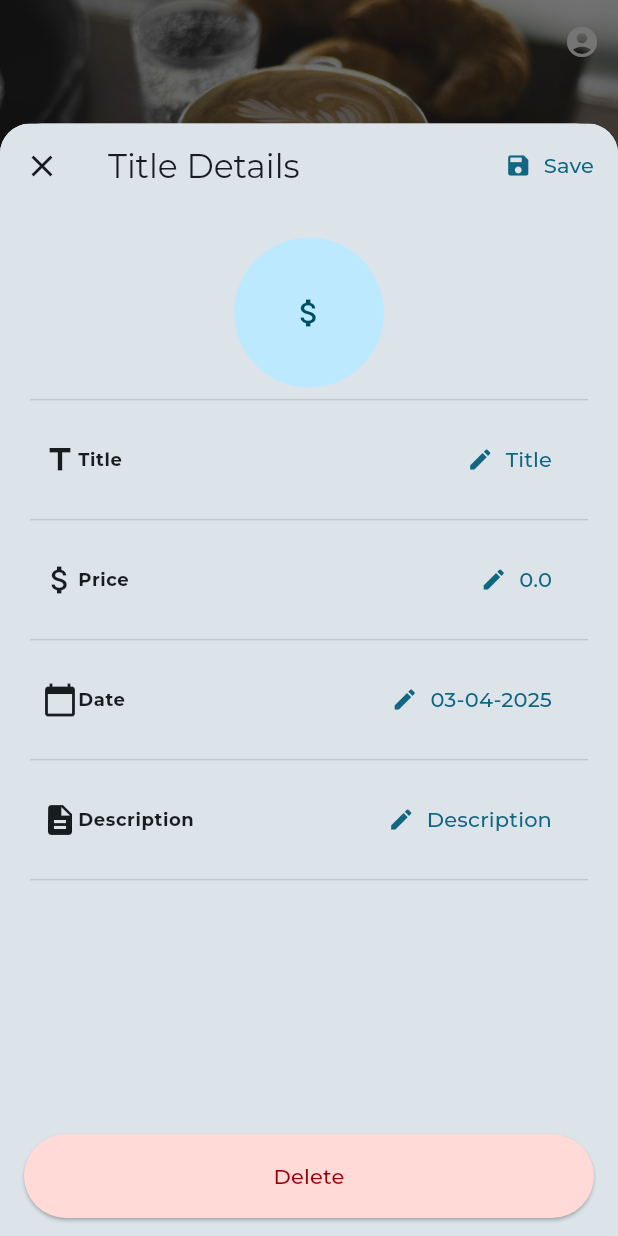
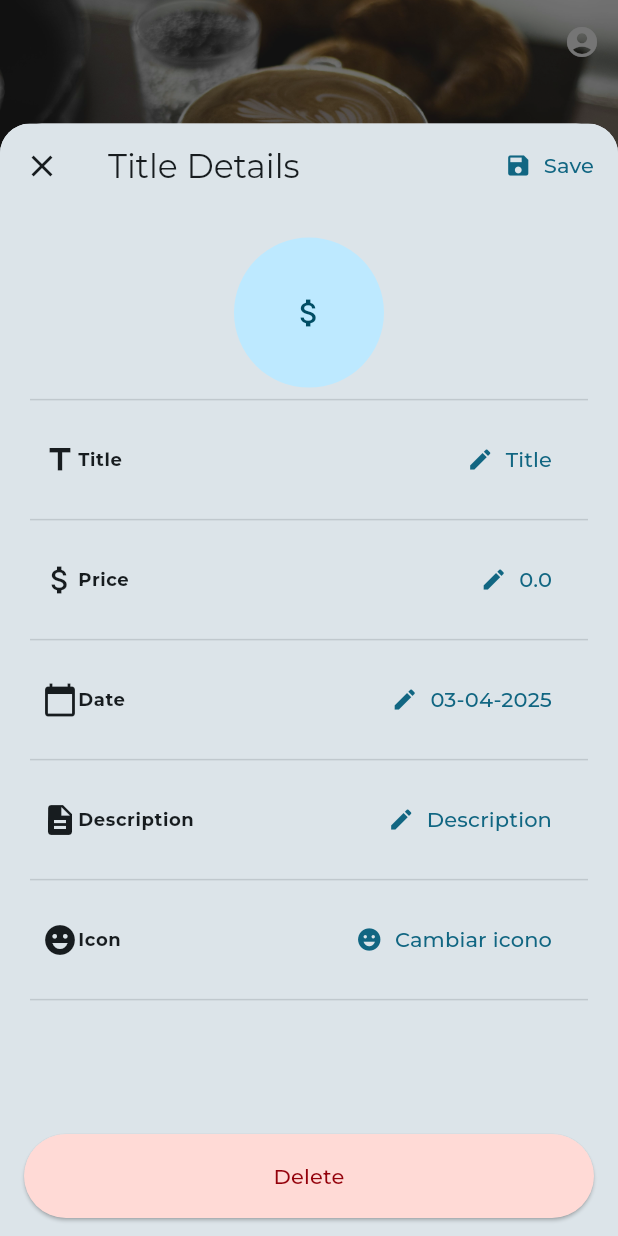
Before and after one commit to Eduardnol/payments, a Flutter app: the screen it shows once a user with an empty profile is signed in, after a tap on the "add" icon, on a phone screen of 412 x 824 dp. Run offline on Flutter 3.47's test engine with Material 3 defaults, Android fonts, the phone set to English and light mode, and no system bars; our stand-ins replace cloud_firestore, firebase_auth, firebase_core, google_fonts; missing offline and left inert: flutter_iconpicker; accounts and stored records are empty.

Commit message:
Added icon picker for each payment

```diff
--- a/lib/Model/PaymentObject.dart
+++ b/lib/Model/PaymentObject.dart
@@ -1,6 +1,8 @@
 import 'package:cloud_firestore/cloud_firestore.dart';
+import 'package:flutter/material.dart';
 
 class PaymentItemObject {
+  Icon icon;
   String title;
   double price;
   String description;
@@ -10,6 +12,7 @@ class PaymentItemObject {
   DateTime createdOn;
 
   PaymentItemObject({
+    required this.icon,
     required this.title,
     required this.price,
     required this.description,
@@ -21,6 +24,7 @@ class PaymentItemObject {
 
   PaymentItemObject.empty()
       : title = 'Title',
+        icon = Icon(Icons.attach_money),
         price = 0.0,
         description = 'Description',
         date = DateTime.now(),
@@ -38,6 +42,7 @@ class PaymentItemObject {
       category: data['category'],
       id: doc.reference,
       createdOn: DateTime.parse(data['createdOn']),
+      icon: Icon(Icons.attach_money),
     );
   }
 }
--- a/lib/Pages/ModalViewPaymentInfo/ModalBottomSheetPayment.dart
+++ b/lib/Pages/ModalViewPaymentInfo/ModalBottomSheetPayment.dart
@@ -61,6 +61,10 @@ class ModalBottomSheetPayment extends StatelessWidget {
 
   savePayment(BuildContext context) async {
     final uid = await context.read<AuthService>().getCurrentUID();
+
+    // Convertir el IconData a un entero para almacenarlo en Firestore
+    final iconData = paymentItemObject.icon.key;
+
     Future<void> savedPayment = FirebaseFirestore.instance
         .collection('userData')
         .doc(uid)
@@ -73,6 +77,7 @@ class ModalBottomSheetPayment extends StatelessWidget {
           'date': paymentItemObject.date,
           'category': paymentItemObject.category,
           'createdOn': paymentItemObject.createdOn.toString(),
+          'iconCodePoint': iconData, // Guardar el código del icono
         }));
 
     savedPayment.onError((error, stackTrace) => print(error));
--- a/lib/Pages/ModalViewPaymentInfo/PaymentItemView.dart
+++ b/lib/Pages/ModalViewPaymentInfo/PaymentItemView.dart
@@ -1,9 +1,10 @@
 import 'package:flutter/material.dart';
 import 'package:flutter/services.dart';
+import 'package:flutter_iconpicker/Models/IconPack.dart';
+import 'package:flutter_iconpicker/flutter_iconpicker.dart';
 import 'package:intl/intl.dart';
 import 'package:payments/providers/PaymentProvider.dart';
 import 'package:provider/provider.dart';
-import 'package:flutter_iconpicker/flutter_iconpicker.dart';
 import '../../Model/PaymentObject.dart';
 
 class PaymentItemView extends StatelessWidget {
@@ -26,7 +27,8 @@ class PaymentItemView extends StatelessWidget {
           CircleAvatar(
             radius: 50,
             child: IconButton(
-              icon: Icon(Icons.attach_money),
+              icon: Icon(
+                  context.watch<PaymentProvider>().paymentItemObject.icon.icon),
               onPressed: () => {},
             ),
           ),
@@ -52,7 +54,26 @@ class PaymentItemView extends StatelessWidget {
               paymentItemObject: paymentItemObject,
               icon: Icons.description),
           Divider(),
+          PaymentRowItem(
+              title: "Icon",
+              paymentItemObject: paymentItemObject,
+              icon: Icons.emoji_emotions),
+          Divider(),
         ],
+      ),
+    );
+  }
+
+  Future<void> _pickIcon(BuildContext context) async {
+    IconData? icon = await showIconPicker(
+      context,
+      iconPackModes: [IconPack.material],
+      backgroundColor: Theme.of(context).colorScheme.surface,
+      iconColor: Theme.of(context).colorScheme.onSurface,
+      iconSize: 40,
+      title: Text(
+        'Seleccionar un icono',
+        style: TextStyle(color: Theme.of(context).colorScheme.onSurface),
       ),
     );
   }
@@ -88,6 +109,9 @@ class PaymentRowItem extends StatelessWidget {
       value =
           context.watch<PaymentProvider>().paymentItemObject.id.id.toString();
       isEditable = false;
+    } else if (title == "Icon") {
+      value = "Cambia el icono del pago";
+      isEditable = true;
     }
 
     return Column(
@@ -134,6 +158,8 @@ class ValueName extends StatelessWidget {
     var keyboardType = TextInputType.text;
     var inputFormatters = <TextInputFormatter>[];
     var isDate = false;
+    var isIcon = false;
+
     if (title == "Title") {
       inputFormatters = <TextInputFormatter>[
         FilteringTextInputFormatter.allow(RegExp(r'[a-zA-Z0-9 ]')),
@@ -156,6 +182,10 @@ class ValueName extends StatelessWidget {
     if (title == "Date") {
       isDate = true;
     }
+    if (title == "Icon") {
+      isIcon = true;
+    }
+
     if (isDate) {
       var myFormat = new DateFormat('dd-MM-yyyy');
       return Align(
@@ -167,6 +197,32 @@ class ValueName extends StatelessWidget {
           icon: Icon(Icons.edit),
           label: Text(
               '${myFormat.format(context.watch<PaymentProvider>().paymentItemObject.date)}'),
+        ),
+      );
+    } else if (isIcon) {
+      return Align(
+        alignment: Alignment.centerRight,
+        child: TextButton.icon(
+          icon: Icon(Icons.emoji_emotions),
+          label: Text("Cambiar icono"),
+          onPressed: () async {
+            IconData? icon = await showIconPicker(
+              context,
+              iconPackModes: [IconPack.material],
+              backgroundColor: Theme.of(context).colorScheme.surface,
+              iconColor: Theme.of(context).colorScheme.onSurface,
+              iconSize: 40,
+              title: Text(
+                'Seleccionar un icono',
+                style:
+                    TextStyle(color: Theme.of(context).colorScheme.onSurface),
+              ),
+            );
+
+            if (icon != null) {
+              context.read<PaymentProvider>().setIcon(Icon(icon));
+            }
+          },
         ),
       );
     } else {
--- a/lib/providers/PaymentProvider.dart
+++ b/lib/providers/PaymentProvider.dart
@@ -28,4 +28,9 @@ class PaymentProvider with ChangeNotifier {
     paymentItemObject.description = description;
     notifyListeners();
   }
+
+  void setIcon(Icon icon) {
+    paymentItemObject.icon = icon;
+    notifyListeners();
+  }
 }
```
Also changed, not shown: pubspec.lock.
